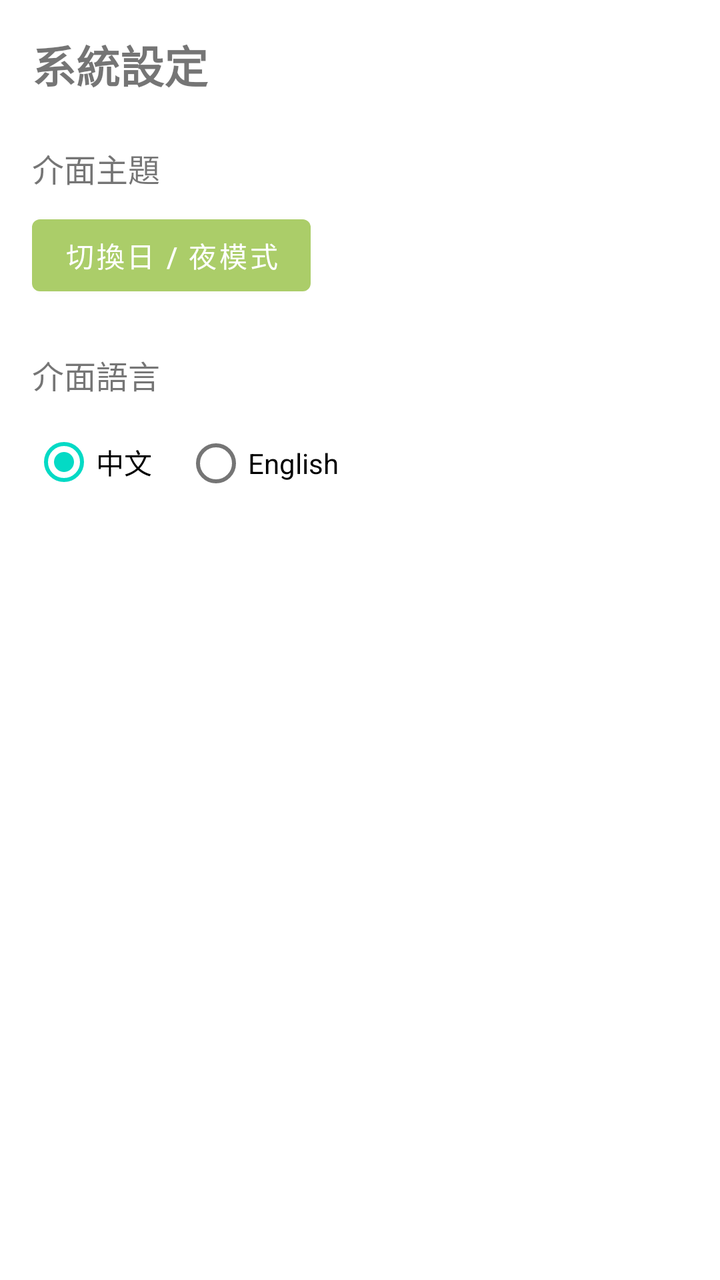
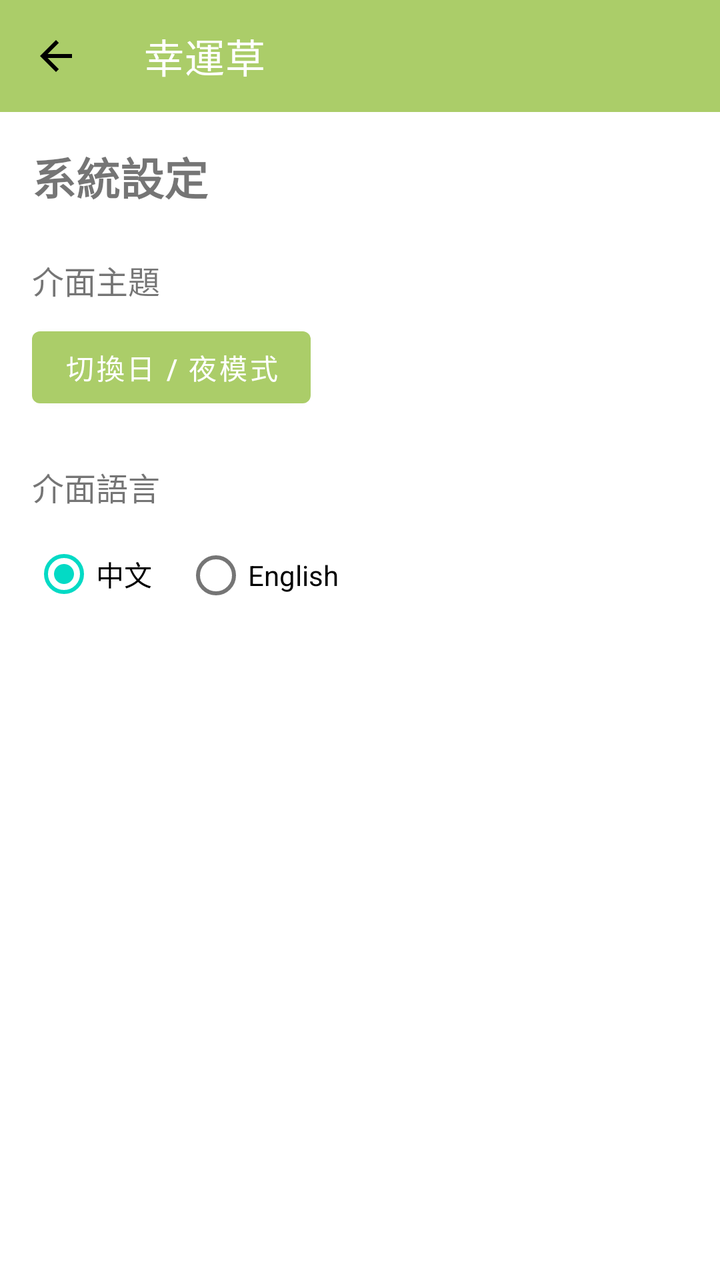

An Android layout rendered at two revisions. The XML below is the earlier revision; the diff shows what the commit changed to produce the second picture.
<!-- AndroidManifest.xml: application theme Theme.FutureMeMailApp -->
<!-- res/layout/activity_settings.xml -->
<?xml version="1.0" encoding="utf-8"?>
<androidx.constraintlayout.widget.ConstraintLayout xmlns:android="http://schemas.android.com/apk/res/android"
    xmlns:app="http://schemas.android.com/apk/res-auto"
    xmlns:tools="http://schemas.android.com/tools"
    android:layout_width="match_parent"
    android:layout_height="match_parent"
    tools:context=".SettingsActivity">

    <ScrollView
        android:id="@+id/scrollSettings"
        android:layout_width="0dp"
        android:layout_height="0dp"
        android:padding="16dp"
        app:layout_constraintTop_toTopOf="parent"
        app:layout_constraintBottom_toBottomOf="parent"
        app:layout_constraintStart_toStartOf="parent"
        app:layout_constraintEnd_toEndOf="parent">

        <LinearLayout
            android:layout_width="match_parent"
            android:layout_height="wrap_content"
            android:orientation="vertical">

            
            <TextView
                android:id="@+id/tvSettingsTitle"
                android:layout_width="wrap_content"
                android:layout_height="wrap_content"
                android:text="系統設定"
                android:textSize="22sp"
                android:textStyle="bold"
                android:layout_marginBottom="24dp" />

            
            <TextView
                android:id="@+id/tvThemeLabel"
                android:layout_width="wrap_content"
                android:layout_height="wrap_content"
                android:text="介面主題"
                android:textSize="16sp"
                android:layout_marginBottom="8dp" />

            
            <Button
                android:id="@+id/btnToggleTheme"
                android:layout_width="wrap_content"
                android:layout_height="wrap_content"
                android:layout_marginBottom="24dp"
                android:text="切換日 / 夜模式" />

            <TextView
                android:id="@+id/tvLanguageLabel"
                android:layout_width="wrap_content"
                android:layout_height="wrap_content"
                android:text="介面語言"
                android:textSize="16sp"
                android:layout_marginBottom="8dp" />

            <RadioGroup
                android:id="@+id/rgLanguage"
                android:layout_width="wrap_content"
                android:layout_height="wrap_content"
                android:orientation="horizontal"
                android:layout_marginBottom="24dp">

                <RadioButton
                    android:id="@+id/rbChinese"
                    android:layout_width="wrap_content"
                    android:layout_height="wrap_content"
                    android:text="中文"
                    android:checked="true" />

                <RadioButton
                    android:id="@+id/rbEnglish"
                    android:layout_width="wrap_content"
                    android:layout_height="wrap_content"
                    android:text="English"
                    android:layout_marginStart="16dp" />
            </RadioGroup>

        </LinearLayout>
    </ScrollView>

</androidx.constraintlayout.widget.ConstraintLayout>
<!-- resources referenced by this layout -->
<resources>
  <style name="Theme.FutureMeMailApp" parent="Theme.MaterialComponents.DayNight.NoActionBar">
  
          
          <item name="colorPrimary">@color/green_200</item>
          <item name="colorPrimaryVariant">@color/green_700</item>
          <item name="colorOnPrimary">@color/white</item>
  
          
          <item name="colorSecondary">@color/teal_200</item>
          <item name="colorSecondaryVariant">@color/teal_700</item>
          <item name="colorOnSecondary">@color/black</item>
  
          
          <item name="android:statusBarColor" tools:targetApi="l">?attr/colorPrimaryVariant</item>
  
      </style>
  <color name="green_200">#ABCD69</color>
  <color name="green_700">#0F502F</color>
  <color name="white">#FFFFFFFF</color>
  <color name="teal_200">#FF03DAC5</color>
  <color name="teal_700">#FF018786</color>
  <color name="black">#FF000000</color>
</resources>

<!-- the commit's change to res/layout/activity_settings.xml (unified diff, before → after) -->
@@ -6,12 +6,26 @@
     android:layout_height="match_parent"
     tools:context=".SettingsActivity">
 
+    
+    <com.google.android.material.appbar.MaterialToolbar
+        android:id="@+id/toolbar_settings"
+        android:layout_width="0dp"
+        android:layout_height="wrap_content"
+        android:background="?attr/colorPrimary"
+        app:title="幸運草"
+        app:titleTextColor="?attr/colorOnPrimary"
+        app:navigationIcon="@drawable/ic_arrow_back_black_24dp"
+        app:layout_constraintTop_toTopOf="parent"
+        app:layout_constraintStart_toStartOf="parent"
+        app:layout_constraintEnd_toEndOf="parent" />
+
+    
     <ScrollView
         android:id="@+id/scrollSettings"
         android:layout_width="0dp"
         android:layout_height="0dp"
         android:padding="16dp"
-        app:layout_constraintTop_toTopOf="parent"
+        app:layout_constraintTop_toBottomOf="@id/toolbar_settings"
         app:layout_constraintBottom_toBottomOf="parent"
         app:layout_constraintStart_toStartOf="parent"
         app:layout_constraintEnd_toEndOf="parent">
@@ -40,7 +54,6 @@
                 android:textSize="16sp"
                 android:layout_marginBottom="8dp" />
 
-            
             <Button
                 android:id="@+id/btnToggleTheme"
                 android:layout_width="wrap_content"
@@ -48,6 +61,7 @@
                 android:layout_marginBottom="24dp"
                 android:text="切換日 / 夜模式" />
 
+            
             <TextView
                 android:id="@+id/tvLanguageLabel"
                 android:layout_width="wrap_content"
<!-- resource entries referenced after the edit -->
@@ -1,5 +1,15 @@
 <!-- resources referenced by this layout -->
 <resources>
+  <!-- drawable ic_arrow_back_black_24dp (drawable) -->
+  <vector xmlns:android="http://schemas.android.com/apk/res/android"
+      android:width="24dp"
+      android:height="24dp"
+      android:viewportWidth="24.0"
+      android:viewportHeight="24.0">
+      <path
+          android:fillColor="#FF000000"
+          android:pathData="M20,11H7.83l5.59,-5.59L12,4l-8,8 8,8 1.41,-1.41L7.83,13H20v-2z"/>
+  </vector>
   <style name="Theme.FutureMeMailApp" parent="Theme.MaterialComponents.DayNight.NoActionBar">
   
           
